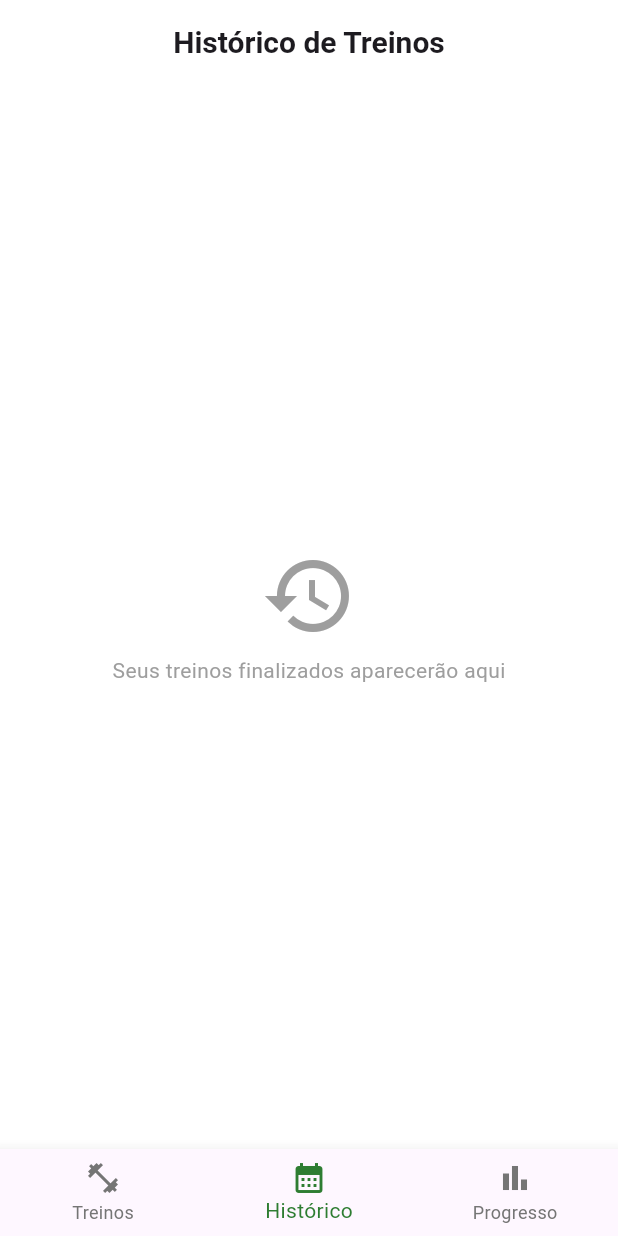
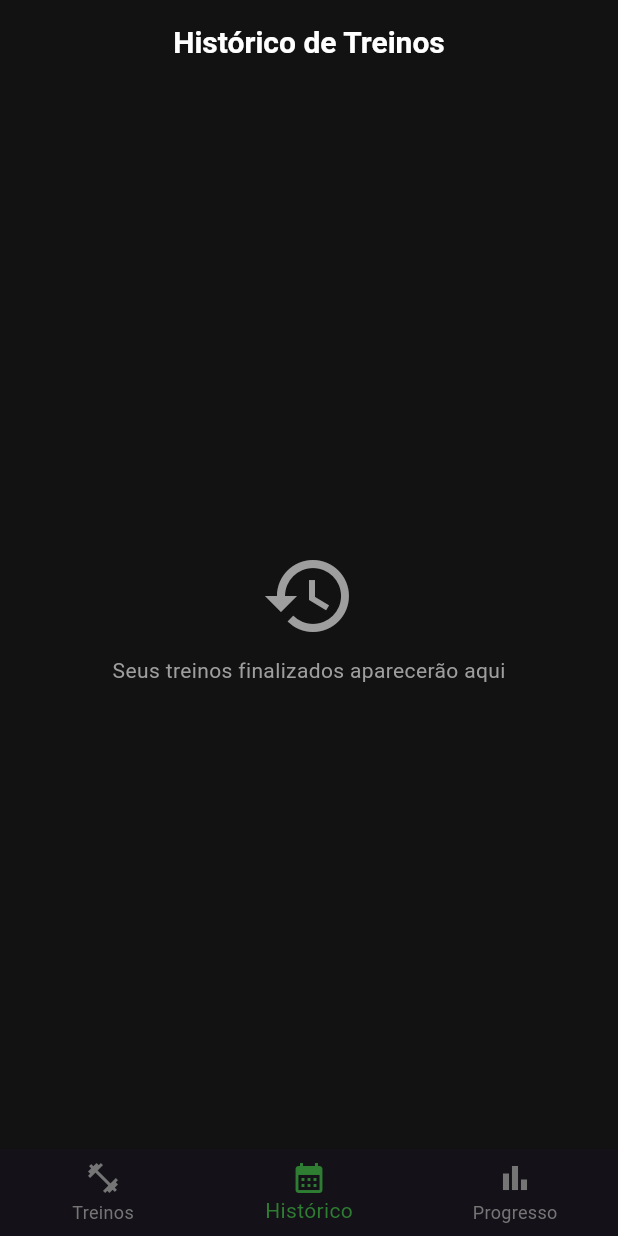
Before and after one commit to catrique/workout-log, a Flutter app: the screen it shows after launch, item 2 of the bottom bar chosen, on a phone screen of 412 x 824 dp. Run offline on Flutter 3.47's test engine with Material 3 defaults, Android fonts, the light colour scheme and no system bars.

Commit message:
Modo escuro e adição de pacotes

```diff
--- /dev/null
+++ b/lib/core/theme/app_colors.dart
@@ -0,0 +1,18 @@
+import 'package:flutter/material.dart';
+
+class AppColors {
+  // Cores de Fundo (Tema Escuro)
+  static const Color background = Color(0xFF121212);
+  static const Color surface = Color(0xFF1E1E1E);
+
+  // Cores de Destaque
+  static const Color primary = Color(0xFF00E676);
+  static const Color primarySecondary = Color(0xFF1B5E20);
+
+  // Textos
+  static const Color textPrimary = Color(0xFFFFFFFF);
+  static const Color textSecondary = Color(0xFFB3B3B3);
+
+  // Bordas e Divisores
+  static const Color border = Color(0xFF2C2C2C);
+}
--- a/lib/main.dart
+++ b/lib/main.dart
@@ -1,6 +1,7 @@
 import 'package:flutter/material.dart';
 import 'package:meu_treino/core/navigation/main_screen.dart';
 import 'features/workout/presentation/workout_screen.dart';
+import 'package:meu_treino/core/theme/app_colors.dart';
 
 void main(){
   runApp(const MyWorkout());
@@ -15,9 +16,16 @@ class MyWorkout extends StatelessWidget{
       title: 'IronProgress',
       debugShowCheckedModeBanner: false,
       theme: ThemeData(
-        primarySwatch: Colors.blue,
-        scaffoldBackgroundColor: Colors.white,
+      brightness: Brightness.dark,
+      scaffoldBackgroundColor: AppColors.background,
+      cardColor: AppColors.surface,
+      appBarTheme: const AppBarTheme(
+        backgroundColor: AppColors.background,
+        elevation: 0,
+        iconTheme: IconThemeData(color: AppColors.textPrimary),
+        titleTextStyle: TextStyle(color: AppColors.textPrimary, fontSize: 20, fontWeight: FontWeight.bold),
       ),
+    ),
       home: const MainScreen(),
     );
   }
--- a/pubspec.yaml
+++ b/pubspec.yaml
@@ -30,6 +30,9 @@ environment:
 dependencies:
   flutter:
     sdk: flutter
+  sqflite: ^2.4.0
+  path: ^1.9.0
+  intl: ^0.19.0
 
   # The following adds the Cupertino Icons font to your application.
   # Use with the CupertinoIcons class for iOS style icons.
```
Also changed, not shown: pubspec.lock.
